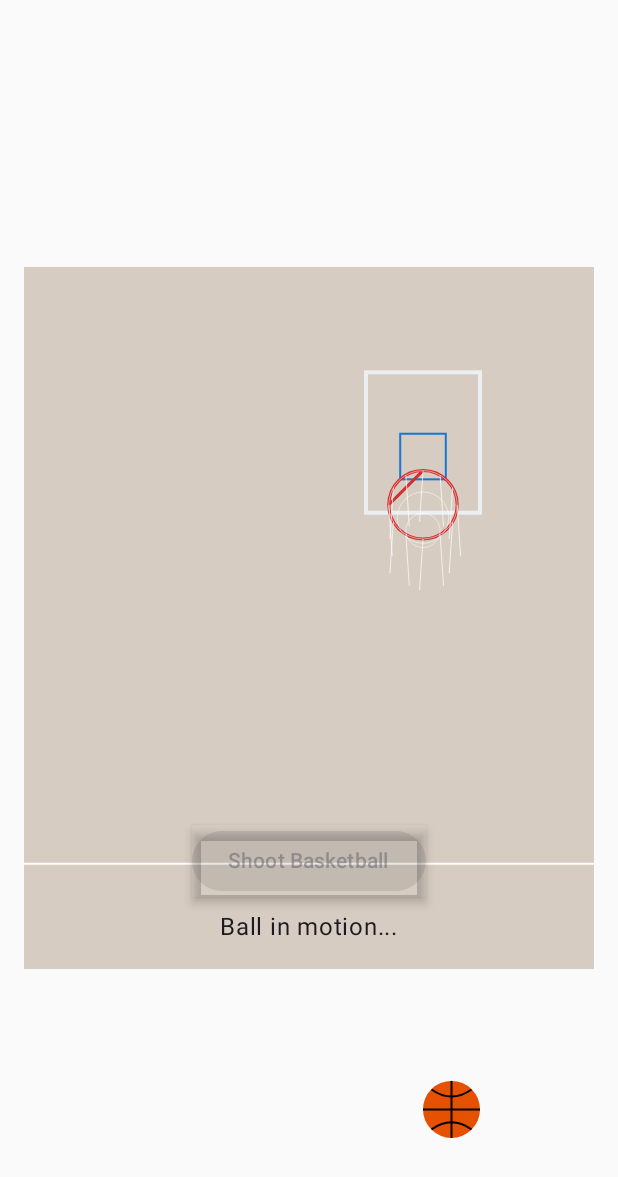
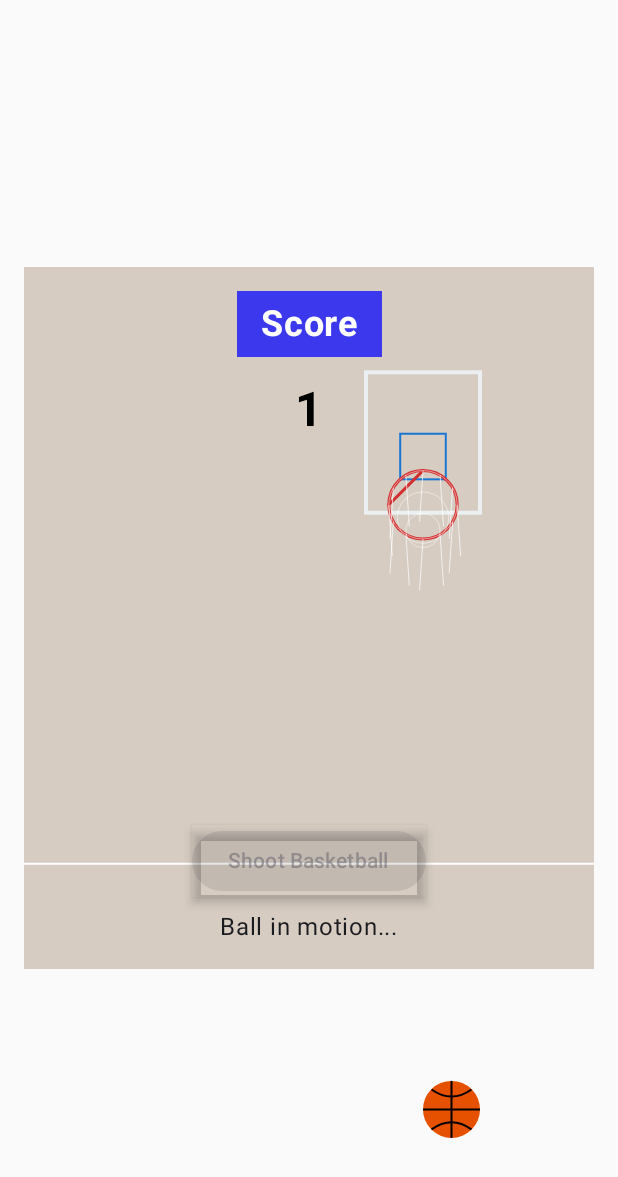
Before and after one commit to MerlinGeorg/Basketball-Shooting---Android, an Android app built with Jetpack Compose: the screen it shows after launch (MainActivity), after a tap on "Shoot Basketball", on a phone screen of 412 x 824 dp. Shown: the top 1177 px of the screen. Run offline under Robolectric (Android 15) with nearby library versions, the phone set to English and light mode, and no system bars.

Commit message:
ball shooting score

```diff
--- a/app/src/main/java/com/merlin/basketballanimationgame/BallBowlingActivity.kt
+++ b/app/src/main/java/com/merlin/basketballanimationgame/BallBowlingActivity.kt
@@ -73,7 +73,7 @@ fun BasketballAnimation() {
     val context = LocalContext.current
     var isAnimating by remember { mutableStateOf(false) }
     var canvasSize by remember { mutableStateOf(Size.Zero) }
-
+    var score by remember { mutableStateOf(0)}
 
 
     // Animation state
@@ -151,7 +151,7 @@ fun BasketballAnimation() {
                     )
 
                     soundManager.playApplauseSound()
-
+                    score++
                     // Reset after a delay
                     delay(800)
                     resetAnimation()
@@ -339,7 +339,23 @@ fun BasketballAnimation() {
                 )
             }
 
+            Box(
+                modifier = Modifier.fillMaxSize()
+            ) {
+                // Display the score with share icon
+                Row(
+                    modifier = Modifier
+                        .align(Alignment.TopCenter)
+                        .padding(16.dp),
+                    verticalAlignment = Alignment.CenterVertically
+                ) {
+                    AnimatedScoreDisplay(score = score)
 
+                    Spacer(modifier = Modifier.size(8.dp)) // Add space between score and icon
+
+
+                }
+            }
 
             // Button to trigger the animation
             Column(
--- /dev/null
+++ b/app/src/main/java/com/merlin/basketballanimationgame/BowlingScoreActivity.kt
@@ -0,0 +1,83 @@
+
+package com.merlin.basketballanimationgame
+
+    import androidx.compose.animation.core.*
+    import androidx.compose.foundation.background
+    import androidx.compose.foundation.layout.*
+    import androidx.compose.material3.Text
+    import androidx.compose.runtime.*
+    import androidx.compose.ui.Alignment
+    import androidx.compose.ui.Modifier
+    import androidx.compose.ui.graphics.Color
+    import androidx.compose.ui.text.font.FontWeight
+    import androidx.compose.ui.unit.dp
+    import androidx.compose.ui.unit.sp
+
+    @Composable
+    fun AnimatedScoreDisplay(score: Int) {
+        // Infinite animation for the "Score" label (ease-in, ease-out)
+        val infiniteTransition = rememberInfiniteTransition()
+        val boxAlpha by infiniteTransition.animateFloat(
+            initialValue = 0.5f,
+            targetValue = 1f,
+            animationSpec = infiniteRepeatable(
+                animation = tween(durationMillis = 1000, easing = EaseInOut),
+                repeatMode = RepeatMode.Reverse // Reverse animation for smooth looping
+            )
+        )
+
+        // Animation for the actual score value (falling from top)
+        var triggerAnimation by remember { mutableStateOf(false) }
+
+        // Animation for the actual score value (falling from top)
+        val scoreOffsetY by animateFloatAsState(
+            targetValue = if (triggerAnimation) 0f else -50f, // Start from above and fall to its position
+            animationSpec = tween(durationMillis = 1000, easing = EaseInOut)
+        )
+
+        LaunchedEffect(score) {
+            // Trigger animations whenever the score changes
+            triggerAnimation = false
+            triggerAnimation = true
+        }
+
+        Column(
+            modifier = Modifier.fillMaxWidth(),
+            horizontalAlignment = Alignment.CenterHorizontally
+        ) {
+            // "Score" label with blue background and ease-in, ease-out animation
+            Box(
+                modifier = Modifier
+                    .background(Color.Blue.copy(alpha = boxAlpha)) // Animate alpha of the blue box itself
+
+                    .padding(horizontal = 16.dp, vertical = 8.dp), // Blue background around the word "Score"
+              //  verticalAlignment = Alignment.CenterVertically
+            ) {
+                Text(
+                    text = "Score",
+                    color = Color.White,
+                    fontSize = 24.sp,
+                    fontWeight = FontWeight.Bold,
+                //    modifier = Modifier.weight(1f)
+                )
+
+                Spacer(modifier = Modifier.size(8.dp)) // Add space between score and icon
+
+
+            }
+
+            Spacer(modifier = Modifier.height(16.dp))
+
+            // Actual score value with falling animation
+            Box(
+                modifier = Modifier.offset(y = scoreOffsetY.dp) // Falling from top animation
+            ) {
+                Text(
+                    text = score.toString(),
+                    color = Color.Black,
+                    fontSize = 32.sp,
+                    fontWeight = FontWeight.Bold
+                )
+            }
+        }
+    }
--- /dev/null
+++ b/app/src/main/java/com/merlin/basketballanimationgame/BowlingSoundActivity.kt
@@ -0,0 +1,97 @@
+package com.merlin.basketballanimationgame
+
+
+import android.content.Context
+import android.media.AudioAttributes
+import android.media.SoundPool
+import androidx.compose.runtime.Composable
+import androidx.compose.runtime.DisposableEffect
+import androidx.compose.runtime.remember
+import androidx.compose.ui.platform.LocalContext
+import kotlinx.coroutines.CoroutineScope
+import kotlinx.coroutines.Dispatchers
+import kotlinx.coroutines.launch
+
+/**
+ * Manager class for handling sound effects in basketball game
+ * Uses SoundPool for efficient playback of short sound effects
+ */
+class BasketballSoundManager(private val context: Context) {
+
+    private var soundPool: SoundPool? = null
+    private var applauseSoundId: Int = -1
+    private var isLoaded = false
+
+    init {
+        initializeSoundPool()
+    }
+
+    private fun initializeSoundPool() {
+        // Modern way to build SoundPool with AudioAttributes
+        val audioAttributes = AudioAttributes.Builder()
+            .setUsage(AudioAttributes.USAGE_GAME)
+            .setContentType(AudioAttributes.CONTENT_TYPE_SONIFICATION)
+            .build()
+
+        soundPool = SoundPool.Builder()
+            .setMaxStreams(3)
+            .setAudioAttributes(audioAttributes)
+            .build()
+
+        // Load applause sound and set load completion listener
+        soundPool?.setOnLoadCompleteListener { _, sampleId, status ->
+            if (status == 0 && sampleId == applauseSoundId) {
+                isLoaded = true
+            }
+        }
+
+        // Load the applause sound from resources
+        applauseSoundId = soundPool?.load(context, R.raw.applause, 1) ?: -1
+    }
+
+    /**
+     * Play the applause sound when a basket is made
+     * Can be called from coroutine scope for async sound playback
+     */
+    fun playApplauseSound() {
+        if (isLoaded && applauseSoundId != -1) {
+            CoroutineScope(Dispatchers.IO).launch {
+                soundPool?.play(
+                    applauseSoundId,
+                    1.0f, // left volume
+                    1.0f, // right volume
+                    1, // priority
+                    0, // no loop
+                    1.0f // normal playback rate
+                )
+            }
+        }
+    }
+
+    /**
+     * Release resources when no longer needed
+     */
+    fun release() {
+        soundPool?.release()
+        soundPool = null
+    }
+}
+
+/**
+ * Composable function to remember and manage the sound manager lifecycle
+ * Returns a SoundManager instance that gets cleaned up when the composable leaves composition
+ */
+@Composable
+fun rememberSoundManager(): BasketballSoundManager {
+    val context = LocalContext.current
+    val soundManager = remember { BasketballSoundManager(context) }
+
+    // Clean up resources when the composable is disposed
+    DisposableEffect(Unit) {
+        onDispose {
+            soundManager.release()
+        }
+    }
+
+    return soundManager
+}
```
